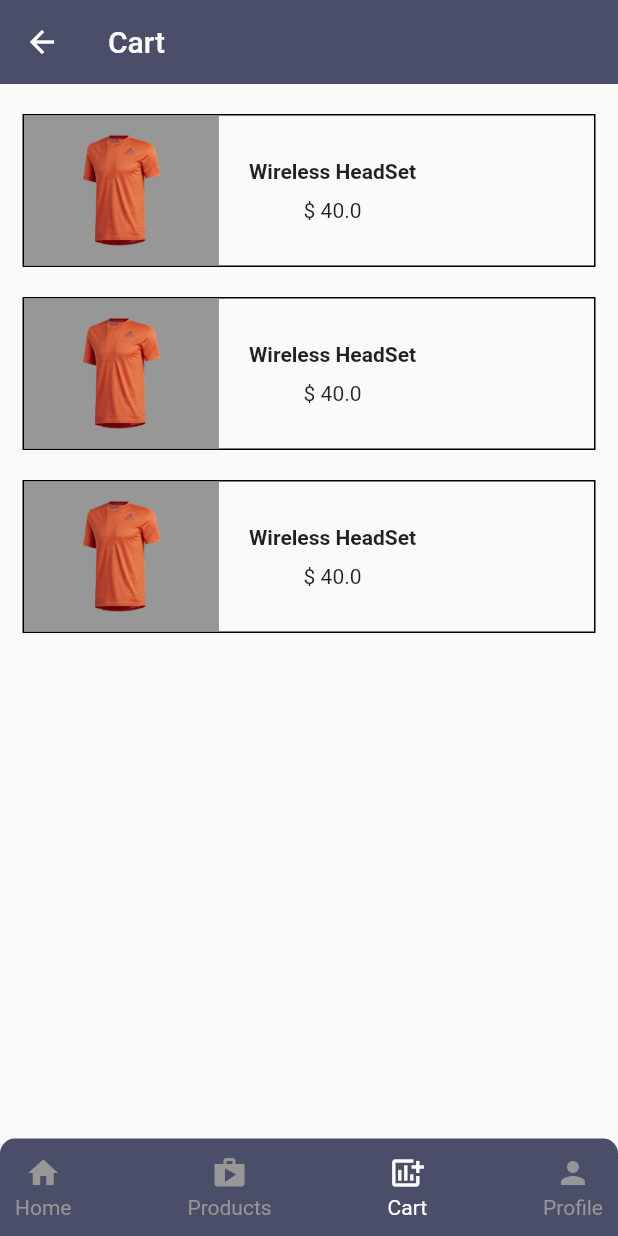
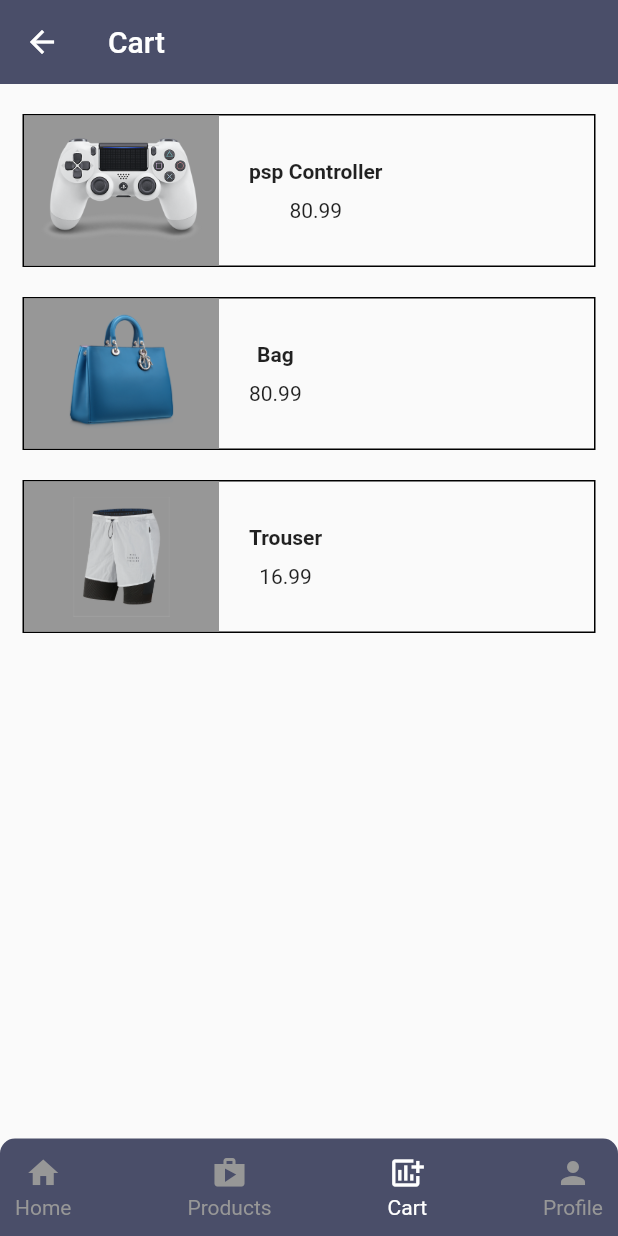
Before and after one commit to Ahmadsaniliman/e-commerce, a Flutter app: the CartView screen opened directly, on a phone screen of 412 x 824 dp. Run offline on Flutter 3.47's test engine with Material 2 defaults, Android fonts, the phone set to English and light mode, and no system bars; our stand-ins replace cloud_firestore, firebase_auth, firebase_core, flutter_svg; accounts and stored records are empty.

Commit message:
fixes some error on the ui

```diff
--- /dev/null
+++ b/lib/Model/default_cart.dart
@@ -0,0 +1,36 @@
+import 'package:e_commm/Model/model.dart';
+
+class DefaultCart {
+  final String title, description;
+  final String images;
+  final double rating, price;
+
+  DefaultCart({
+    this.rating = 0.0,
+    required this.price,
+    required this.title,
+    required this.description,
+    required this.images,
+  });
+}
+
+List<Product> defaultcart = [
+  Product(
+    price: 80.99,
+    title: 'psp Controller',
+    description: 'Ps4 wireless controller',
+    images: 'assests/images/ps4_console_white_1.png',
+  ),
+  Product(
+    price: 80.99,
+    title: 'Bag',
+    description: 'Unbreakable HeadPhone',
+    images: 'assests/images/bag_1.png',
+  ),
+  Product(
+    price: 16.99,
+    title: 'Trouser',
+    description: 'Mens Trouser',
+    images: 'assests/images/Image Popular Product 2.png',
+  ),
+];
--- a/lib/Ui/Cart/cart.dart
+++ b/lib/Ui/Cart/cart.dart
@@ -1,3 +1,4 @@
+import 'package:e_commm/Model/default_cart.dart';
 import 'package:e_commm/constants/botton_nav.dart';
 import 'package:e_commm/constants/constants.dart';
 import 'package:e_commm/constants/enums.dart';
@@ -19,12 +20,13 @@ class CartView extends StatelessWidget {
           vertical: 20.0,
           horizontal: 15.0,
         ),
-        child: Column(
-          children: const [
-            ProductCart(),
-            ProductCart(),
-            ProductCart(),
-          ],
+        child: ListView.builder(
+          itemCount: defaultcart.length,
+          itemBuilder: (context, index) => ProductCart(
+            image: defaultcart[index].images,
+            name: defaultcart[index].title,
+            price: defaultcart[index].price.toString(),
+          ),
         ),
       ),
       bottomNavigationBar: const BottomNav(
@@ -37,7 +39,14 @@ class CartView extends StatelessWidget {
 class ProductCart extends StatelessWidget {
   const ProductCart({
     Key? key,
+    required this.name,
+    required this.price,
+    required this.image,
   }) : super(key: key);
+
+  final String name;
+  final String price;
+  final String image;
 
   @override
   Widget build(BuildContext context) {
@@ -77,22 +86,22 @@ class ProductCart extends StatelessWidget {
               width: 130,
               decoration: const BoxDecoration(color: kSecondaryColor),
               child: Image.asset(
-                'assests/images/tshirt.png',
+                image,
               ),
             ),
             const SizedBox(width: 20.0),
             Column(
-              children: const [
+              children: [
                 Text(
-                  'Wireless HeadSet',
+                  name,
                   maxLines: 2,
-                  style: TextStyle(
+                  style: const TextStyle(
                     fontWeight: FontWeight.bold,
                     // fontSize: 20.0,
                   ),
                 ),
-                SizedBox(height: 10.0),
-                Text('\$ 40.0'),
+                const SizedBox(height: 10.0),
+                Text(price),
               ],
             ),
           ],
--- a/lib/Ui/Details/components/product_card.dart
+++ b/lib/Ui/Details/components/product_card.dart
@@ -48,6 +48,7 @@ class ProductCardGrid extends StatelessWidget {
                   ),
                 ),
                 Text(demoProducts[index].title),
+                Text('\$ ${demoProducts[index].price.toString()}'),
                 const SizedBox(height: 5.0),
                 Container(
                   padding: const EdgeInsets.all(10.0),
```
Also changed, not shown: lib/Ui/Product/components/color_dot.dart (+5 -2 lines), lib/Ui/Product/components/increment.dart (+5 -2 lines), lib/Ui/Product/components/product_description.dart (+12 -0 lines), lib/Ui/Product/product_details.dart (+7 -3 lines).
